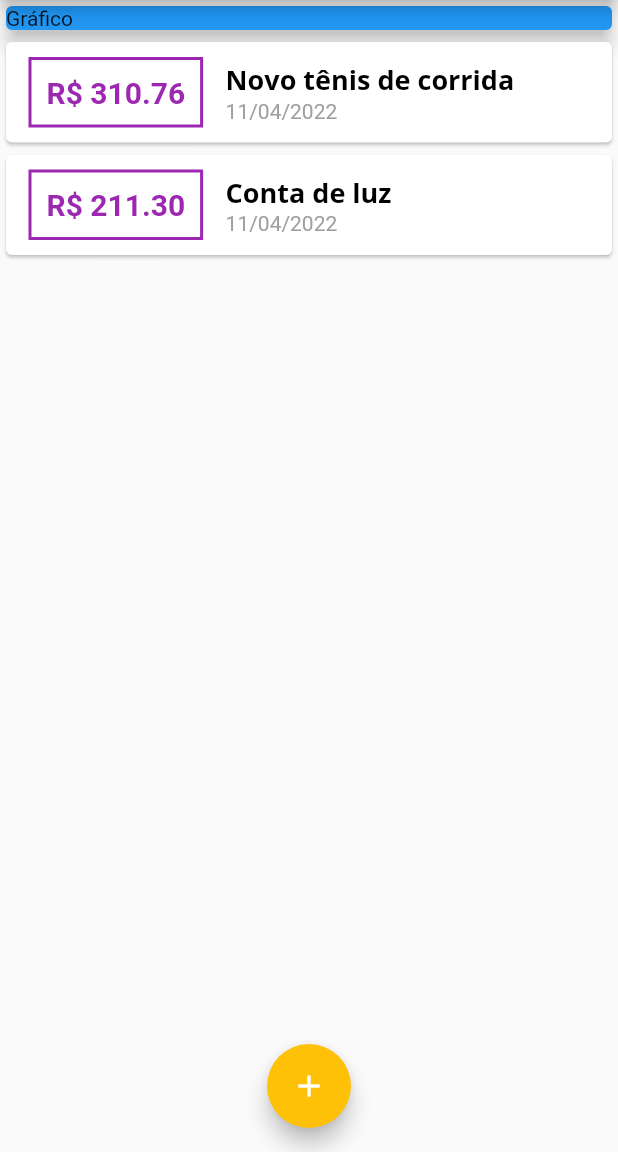
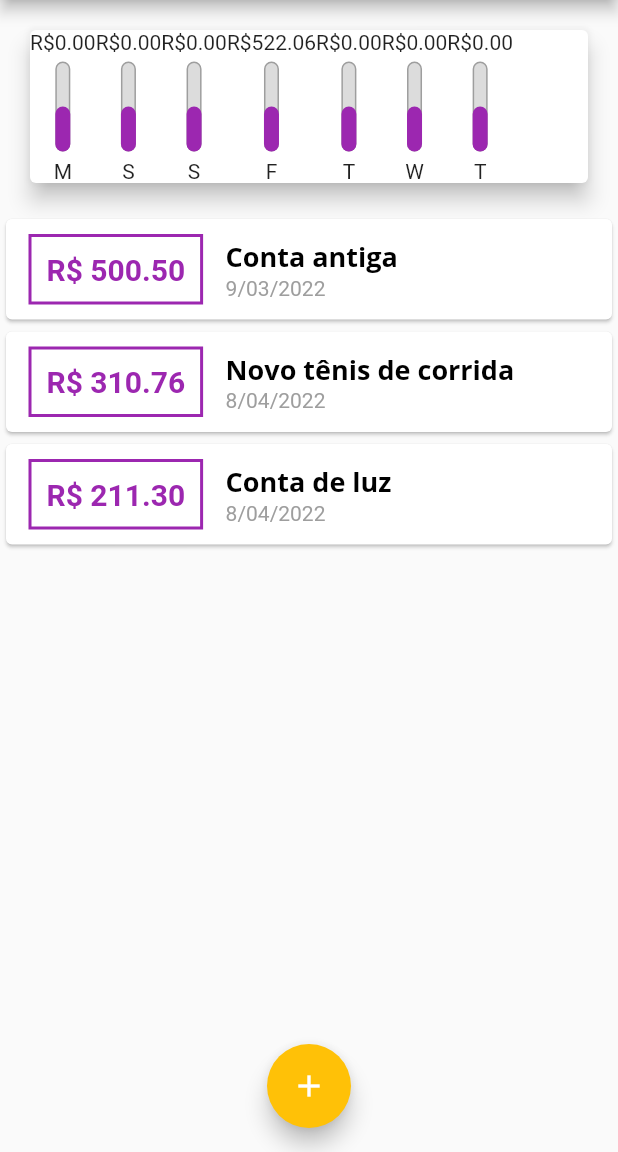
Before and after one commit to Penfore/project_expenses, a Flutter app: the screen it shows after launch, on a phone screen of 412 x 824 dp, the part 84-1236 px from its top. Run offline on Flutter 3.47's test engine with Material 2 defaults, Android fonts, the phone set to English and light mode, and no system bars.

Commit message:
Chart prototype 	- Added an asset to show an imagem if the list of transactions is empty. 	- Created the chart.dart file. 	- Added the week days algorithym to the chart (not showing properly yet). 	- Created the chart_bar.dart file. 	- Created the chart prototype.

```diff
--- /dev/null
+++ b/lib/components/chart.dart
@@ -0,0 +1,55 @@
+import 'package:flutter/material.dart';
+import 'package:intl/intl.dart';
+import 'package:project_expenses/components/chart_bar.dart';
+
+import '../models/transaction.dart';
+
+class Chart extends StatelessWidget {
+  final List<Transaction> recentTransactions;
+
+  const Chart(this.recentTransactions);
+
+  List<Map<String, Object>> get groupedTransactions {
+    return List.generate(7, (index) {
+      final weekDay = DateTime.now().subtract(
+        Duration(days: index),
+      );
+
+      double totalSum = 0.0;
+
+      for (int i = 0; i < recentTransactions.length; i++) {
+        bool sameDay = recentTransactions[i].date.day == weekDay.day;
+        bool sameMonth = recentTransactions[i].date.month == weekDay.month;
+        bool sameYear = recentTransactions[i].date.year == weekDay.year;
+
+        if (sameYear && sameMonth && sameDay) {
+          totalSum += recentTransactions[i].value;
+        }
+      }
+
+      return {
+        'day': DateFormat.E().format(weekDay)[0],
+        'value': totalSum,
+      };
+    });
+  }
+
+  @override
+  Widget build(BuildContext context) {
+    groupedTransactions;
+
+    return Card(
+      elevation: 6,
+      margin: const EdgeInsets.all(20),
+      child: Row(
+        children: groupedTransactions.map((transaction) {
+          return ChartBar(
+            label: transaction['day'].toString(),
+            value: transaction['value'] as double,
+            percentage: 0.5,
+          );
+        }).toList(),
+      ),
+    );
+  }
+}
--- /dev/null
+++ b/lib/components/chart_bar.dart
@@ -0,0 +1,49 @@
+import 'package:flutter/material.dart';
+
+class ChartBar extends StatelessWidget {
+  final String? label;
+  final double? value;
+  final double? percentage;
+
+  const ChartBar({this.label, this.value, this.percentage});
+
+  @override
+  Widget build(BuildContext context) {
+    return Column(
+      children: [
+        Text('R\$${value!.toStringAsFixed(2)}'),
+        const SizedBox(height: 5),
+        SizedBox(
+          height: 60,
+          width: 10,
+          child: Stack(
+            alignment: Alignment.bottomCenter,
+            children: [
+              Container(
+                decoration: BoxDecoration(
+                  border: Border.all(
+                    color: Colors.grey,
+                    width: 1.0,
+                  ),
+                  color: const Color.fromRGBO(220, 220, 220, 1),
+                  borderRadius: BorderRadius.circular(5),
+                ),
+              ),
+              FractionallySizedBox(
+                heightFactor: percentage,
+                child: Container(
+                  decoration: BoxDecoration(
+                    color: Theme.of(context).colorScheme.primary,
+                    borderRadius: BorderRadius.circular(5),
+                  ),
+                ),
+              ),
+            ],
+          ),
+        ),
+        const SizedBox(height: 5),
+        Text(label!),
+      ],
+    );
+  }
+}
--- a/lib/components/transaction_list.dart
+++ b/lib/components/transaction_list.dart
@@ -12,7 +12,24 @@
   Widget build(BuildContext context) {
     return SizedBox(
         height: 300,
-        child: ListView.builder(
+        child: transactions.isEmpty
+            ? Column(
+                children: [
+                  const SizedBox(height: 20),
+                  Text('Nenhuma transação cadastrada',
+                      style: Theme.of(context).textTheme.headline6),
+                  const SizedBox(height: 20),
+                  // ignore: sized_box_for_whitespace
+                  Container(
+                    height: 200,
+                    child: Image.asset(
+                      'assets/images/waiting.png',
+                      fit: BoxFit.cover,
+                    ),
+                  ),
+                ],
+              )
+            : ListView.builder(
                 itemCount: transactions.length,
                 itemBuilder: (itemBuilderContext, index) {
                   final transaction = transactions[index];
--- a/lib/main.dart
+++ b/lib/main.dart
@@ -1,6 +1,7 @@
 import 'dart:math';
 
 import 'package:flutter/material.dart';
+import 'package:project_expenses/components/chart.dart';
 import 'package:project_expenses/components/transaction_form.dart';
 import 'package:project_expenses/models/transaction.dart';
 
@@ -46,15 +47,32 @@
 }
 
 class _MyHomePageState extends State<MyHomePage> {
-  final _transactions = [
+  final List<Transaction> _transactions = [
     Transaction(
-        id: 't1',
-        title: 'Novo tênis de corrida',
-        value: 310.76,
-        date: DateTime.now()),
+      id: 't0',
+      title: 'Conta antiga',
+      value: 500.50,
+      date: DateTime.now().subtract(const Duration(days: 33)),
+    ),
     Transaction(
-        id: 't2', title: 'Conta de luz', value: 211.30, date: DateTime.now()),
+      id: 't1',
+      title: 'Novo tênis de corrida',
+      value: 310.76,
+      date: DateTime.now().subtract(const Duration(days: 3)),
+    ),
+    Transaction(
+        id: 't2',
+        title: 'Conta de luz',
+        value: 211.30,
+        date: DateTime.now().subtract(const Duration(days: 3))),
   ];
+
+  List<Transaction> get _recentTransactions {
+    return _transactions.where((transaction) {
+      return transaction.date
+          .isAfter(DateTime.now().subtract(const Duration(days: 7)));
+    }).toList();
+  }
 
   _addTransaction(String title, double value) {
     final newTransaction = Transaction(
@@ -94,14 +112,7 @@
         child: Column(
           crossAxisAlignment: CrossAxisAlignment.stretch,
           children: <Widget>[
-            // ignore: sized_box_for_whitespace
-            Container(
-              child: const Card(
-                color: Colors.blue,
-                child: Text('Gráfico'),
-                elevation: 5,
-              ),
-            ),
+            Chart(_recentTransactions),
             TransactionList(_transactions),
           ],
         ),
--- a/pubspec.yaml
+++ b/pubspec.yaml
@@ -59,8 +59,8 @@
   uses-material-design: true
 
   # To add assets to your application, add an assets section, like this:
-  # assets:
-  #   - images/a_dot_burr.jpeg
+  assets:
+   - assets/images/waiting.png
   #   - images/a_dot_ham.jpeg
 
   # An image asset can refer to one or more resolution-specific "variants", see
```
Also changed, not shown: assets/images/waiting.png (added). Lines whose indentation alone changed are shown as unchanged.
